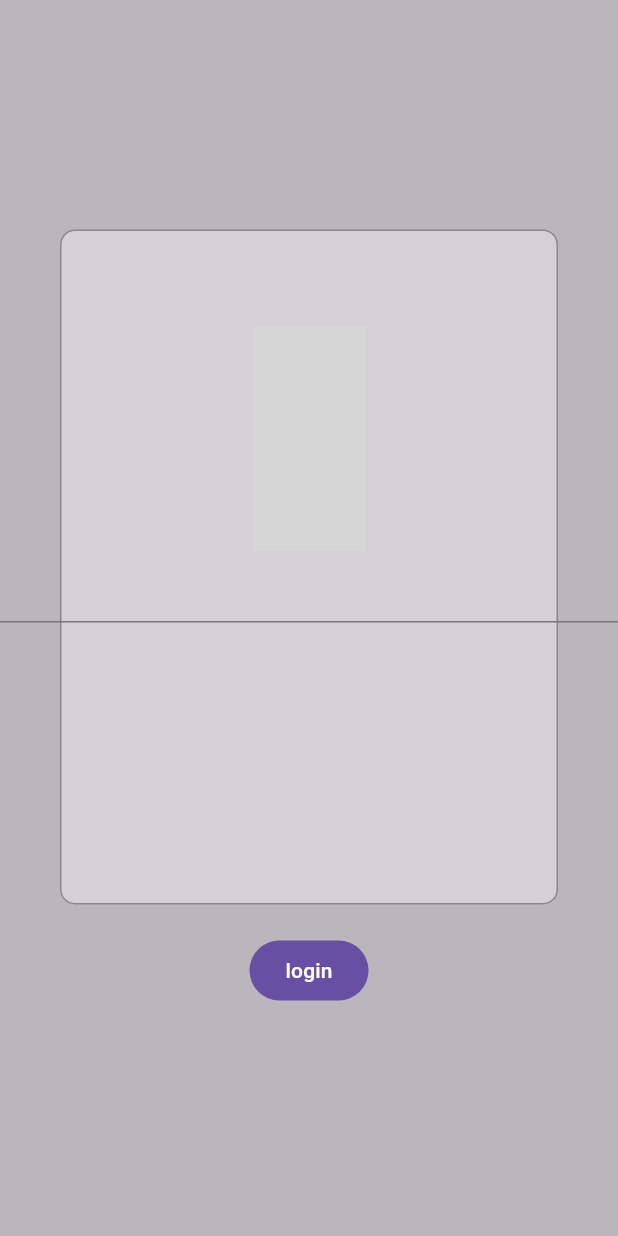
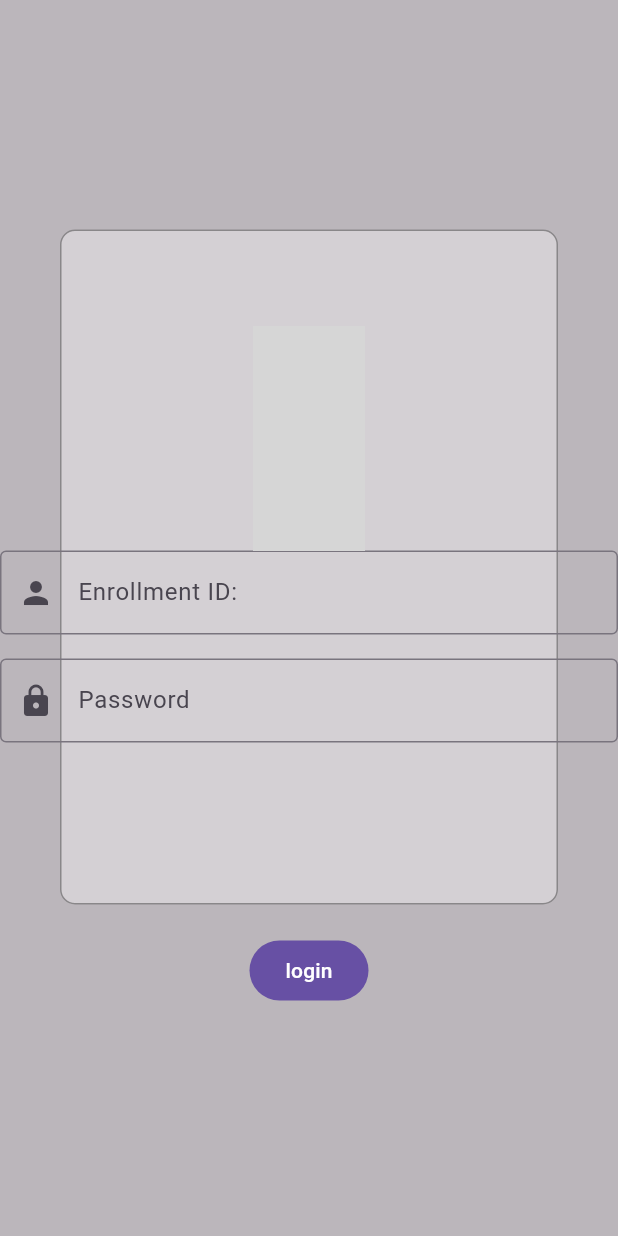
Before and after one commit to deev-narayan/Attendo_BBAU, a Flutter app: the screen it shows after launch, on a phone screen of 412 x 824 dp. Run offline on Flutter 3.47's test engine with Material 3 defaults, Android fonts, the phone set to English and light mode, and no system bars; grey boxes are pictures that could not be loaded.

Commit message:
updation made

```diff
--- a/lib/pages/login.dart
+++ b/lib/pages/login.dart
@@ -10,6 +10,8 @@ class Login extends StatefulWidget {
 
 class _LoginState extends State<Login> {
   @override
+  final TextEditingController usernameController = TextEditingController();
+  final TextEditingController passwordController = TextEditingController();
   Widget build(BuildContext context) {
     return Scaffold(
       body: Stack(
@@ -61,7 +63,27 @@ class _LoginState extends State<Login> {
                 height: 240,
                 child: Column(
                   children: [
-                    TextField(),
+                    // Normal Text Input
+            TextField(
+              controller: usernameController,
+              decoration: InputDecoration(
+                labelText: "Enrollment ID:",
+                border: OutlineInputBorder(),
+                prefixIcon: Icon(Icons.person),
+              ),
+            ),
+            SizedBox(height: 16),
+
+            // Password Input
+            TextField(
+              controller: passwordController,
+              obscureText: true, // hides the text
+              decoration: InputDecoration(
+                labelText: "Password",
+                border: OutlineInputBorder(),
+                prefixIcon: Icon(Icons.lock),
+              ),
+            ),
                   ],
                 ),
               ),
```
